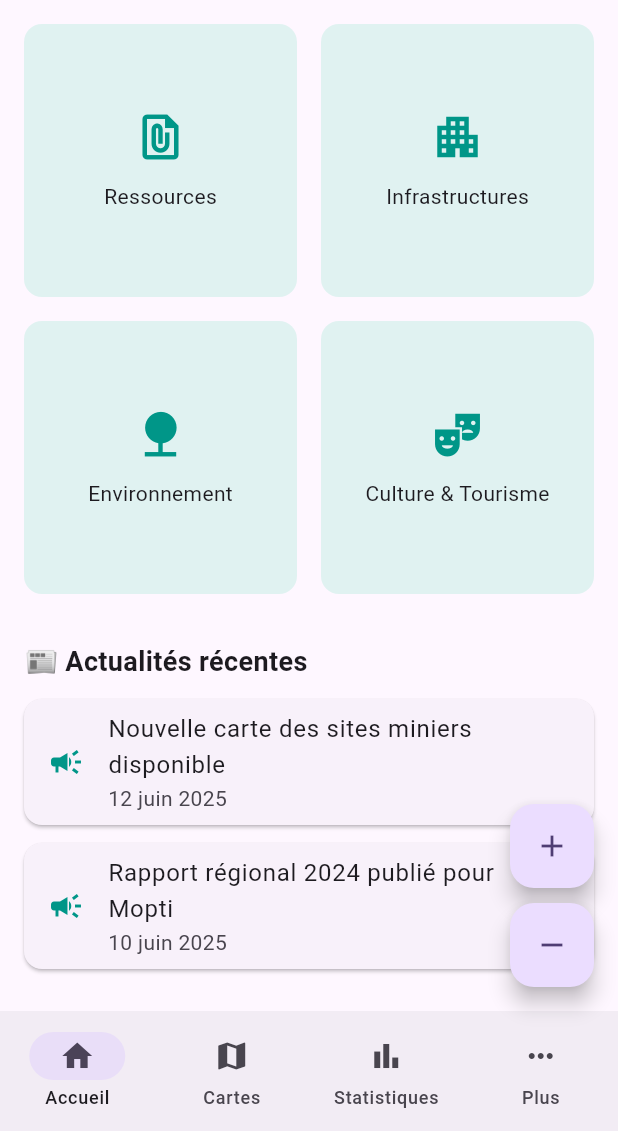
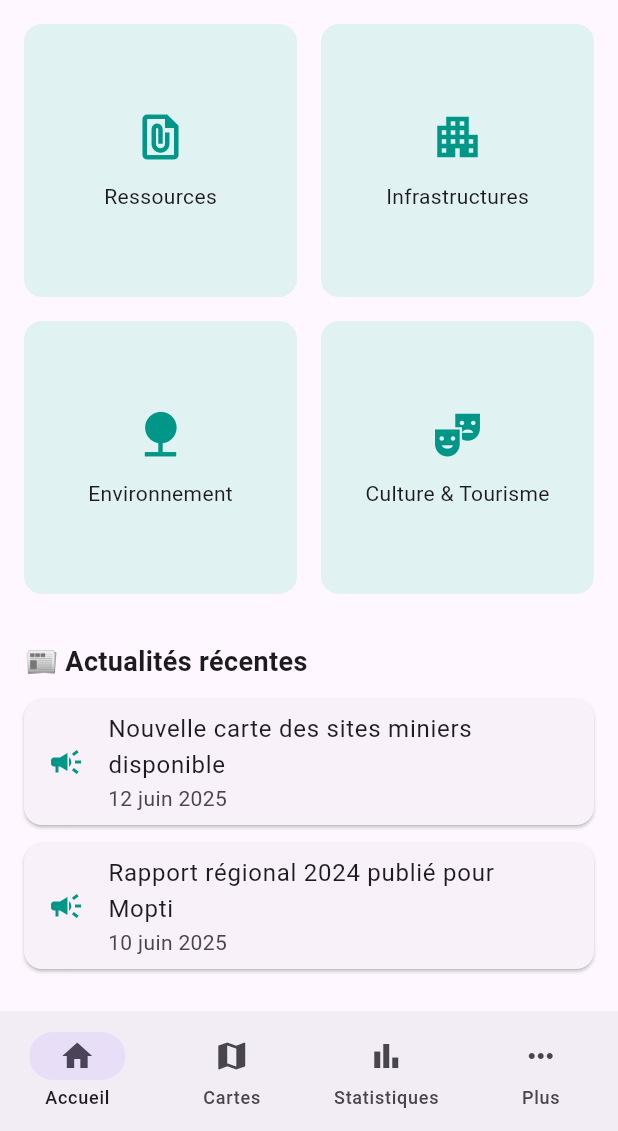
Before and after one commit to Ibraci/geoportail, a Flutter app: the screen it shows after launch, scrolled down 293 dp, on a phone screen of 412 x 824 dp, the part 105-1236 px from its top. Run offline on Flutter 3.47's test engine with Material 3 defaults, Android fonts, the light colour scheme and no system bars; our stand-ins replace flutter_map, latlong2.

Commit message:
Add widgets

```diff
--- a/lib/home_content.dart
+++ b/lib/home_content.dart
@@ -19,7 +19,7 @@ class HomeContent extends StatelessWidget {
             ),
             SizedBox(height: 8),
             Text(
-              'Explorez les cartes, les données régionales, et les ressources.',
+              'Explorez les cartes, les données régionales et les ressources.',
               style: TextStyle(fontSize: 16, color: Colors.black54),
             ),
             SizedBox(height: 24),
@@ -49,6 +49,8 @@ class HomeContent extends StatelessWidget {
 
 // This widget shows the grid of quick access tiles.
 class HomeTileGrid extends StatelessWidget {
+  const HomeTileGrid({super.key});
+
   @override
   Widget build(BuildContext context) {
     // List of tiles to show
@@ -77,7 +79,7 @@ class HomeTile extends StatelessWidget {
   final IconData icon;
   final String label;
 
-  const HomeTile({required this.icon, required this.label});
+  const HomeTile({super.key, required this.icon, required this.label});
 
   @override
   Widget build(BuildContext context) {
@@ -110,7 +112,7 @@ class NewsCard extends StatelessWidget {
   final String title;
   final String date;
 
-  const NewsCard({required this.title, required this.date});
+  const NewsCard({super.key, required this.title, required this.date});
 
   @override
   Widget build(BuildContext context) {
--- a/lib/home_page.dart
+++ b/lib/home_page.dart
@@ -106,24 +106,6 @@ class _HomePageState extends State<HomePage> {
         },
         selectedIndex: currentIndex, // Set the initial selected index
       ),
-      floatingActionButton: Column(
-        mainAxisSize: MainAxisSize.min,
-        children: [
-          FloatingActionButton(
-            onPressed: () {
-              print('Zoom in');
-            },
-            child: Icon(Icons.add),
-          ),
-          SizedBox(height: 10), // Add some space between the buttons
-          FloatingActionButton(
-            onPressed: () {
-              print('Zoom out');
-            },
-            child: Icon(Icons.remove),
-          ),
-        ],
-      ),
     );
   }
 }
--- a/lib/map_page.dart
+++ b/lib/map_page.dart
@@ -8,10 +8,10 @@ class MapPage extends StatelessWidget {
   @override
   Widget build(BuildContext context) {
     return Scaffold(
-      appBar: AppBar(title: const Text('Leaflet Map Example')),
+      appBar: AppBar(title: const Text('Carte Geoportail')),
       body: FlutterMap(
         options: MapOptions(
-          initialCenter: LatLng(-16.5, -68.15), // Example: La Paz, Bolivia
+          initialCenter: LatLng(12.63, -8.02), // Example: La Paz, Bolivia
           initialZoom: 13.0,
         ),
         children: [
@@ -25,7 +25,7 @@ class MapPage extends StatelessWidget {
               Marker(
                 width: 40.0,
                 height: 40.0,
-                point: LatLng(-16.5, -68.15),
+                point: LatLng(12.63, -8.02),
                 child: const Icon(
                   Icons.location_pin,
                   color: Colors.red,
```
Also changed, not shown: lib/main.dart (+5 -3 lines).
